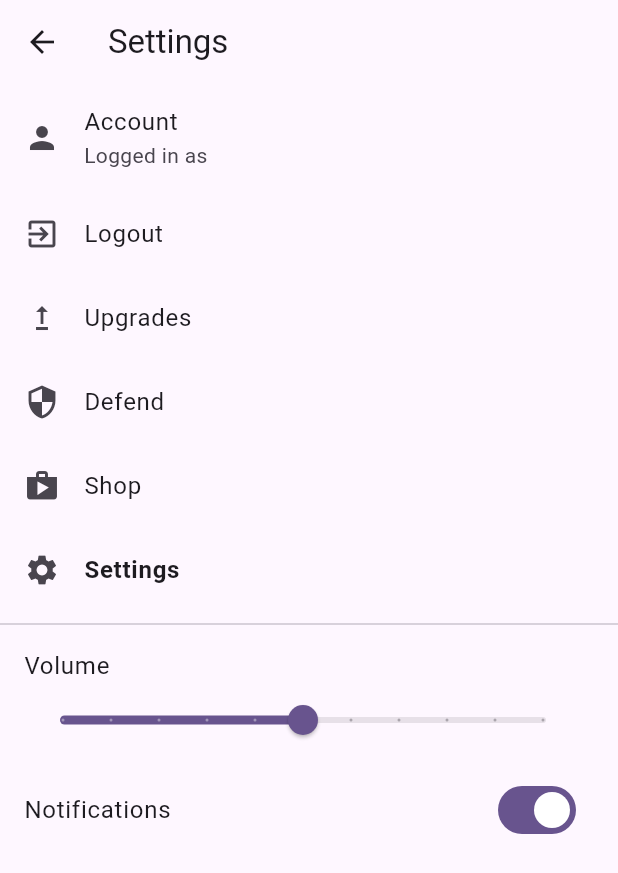
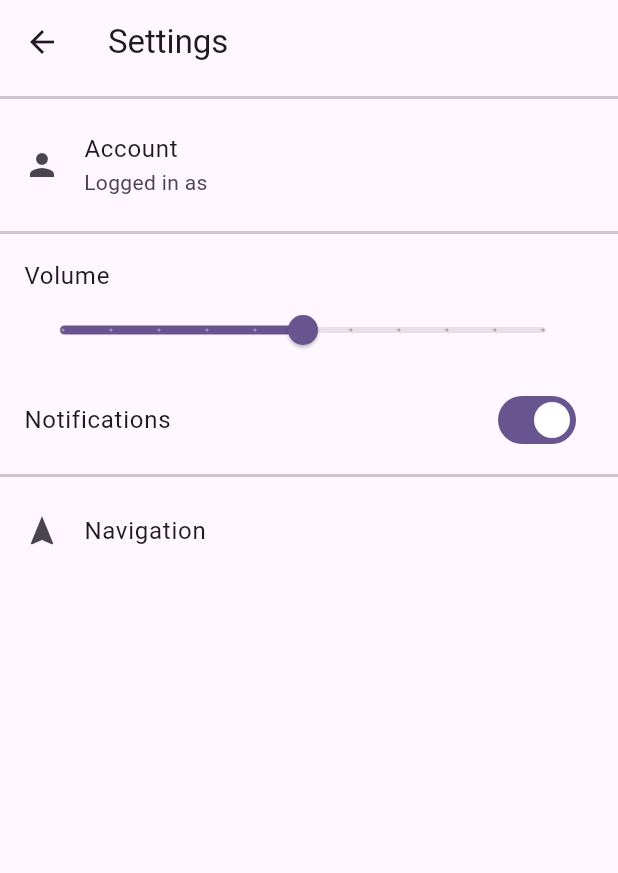
Before and after one commit to CSCI4100U/mobile-group-project-2023-olly-chris-and-more, a Flutter app: the SettingsPage screen opened by its route, on a phone screen of 412 x 824 dp. Shown: the top 873 px of the screen. Run offline on Flutter 3.47's test engine with Material 3 defaults, Android fonts, the phone set to English and light mode, and no system bars; our stand-ins replace audioplayers, firebase_auth, firebase_core, flutter_local_notifications, sqflite; missing offline and left inert: flame, flame_tiled; accounts and stored records are empty.

Commit message:
remaining: account

```diff
--- a/final_barnyard_defenders/lib/omed_work/mainsettings.dart
+++ b/final_barnyard_defenders/lib/omed_work/mainsettings.dart
@@ -2,6 +2,8 @@ import 'package:flutter/material.dart';
 import 'package:firebase_auth/firebase_auth.dart';
 import 'package:flutter_local_notifications/flutter_local_notifications.dart';
 import 'package:audioplayers/audioplayers.dart';
+import 'package:final_barnyard_defenders/store_page.dart';
+import 'package:final_barnyard_defenders/game_page.dart'; // Import the GamePage
 
 class SettingsPage extends StatefulWidget {
   @override
@@ -12,6 +14,7 @@ class _SettingsPageState extends State<SettingsPage> {
   double _volume = 0.5;
   bool _notifications = true;
   User? _user; // Firebase user
+  bool _isNavigationExpanded = false;
 
   FlutterLocalNotificationsPlugin flutterLocalNotificationsPlugin =
       FlutterLocalNotificationsPlugin();
@@ -82,9 +85,6 @@ class _SettingsPageState extends State<SettingsPage> {
       // Play background music
       _audioPlayer.play('assets/music/Powerful-Trap-(chosic.com).mp3' as Source);
 
-
-
-
       // Show notification after successful login
       await _showNotification();
     } catch (e) {
@@ -119,6 +119,7 @@ class _SettingsPageState extends State<SettingsPage> {
       ),
       body: Column(
         children: <Widget>[
+          _buildSectionOutline(),
           ListTile(
             title: Text('Account'),
             leading: Icon(Icons.person),
@@ -128,42 +129,7 @@ class _SettingsPageState extends State<SettingsPage> {
                 : null,
             onTap: _user == null ? _signIn : null,
           ),
-          if (_user != null)
-            ListTile(
-              title: Text('Logout'),
-              leading: Icon(Icons.exit_to_app),
-              onTap: _signOut,
-            ),
-          ListTile(
-            title: Text('Upgrades'),
-            leading: Icon(Icons.upgrade),
-            onTap: () {
-              // Navigate to upgrades page
-            },
-          ),
-          ListTile(
-            title: Text('Defend'),
-            leading: Icon(Icons.security),
-            onTap: () {
-              // Navigate to defend settings page
-            },
-          ),
-          ListTile(
-            title: Text('Shop'),
-            leading: Icon(Icons.shop),
-            onTap: () {
-              // Navigate to shop page
-            },
-          ),
-          ListTile(
-            title: Text('Settings',
-                style: TextStyle(fontWeight: FontWeight.bold)),
-            leading: Icon(Icons.settings),
-            onTap: () {
-              // Navigate to shop page
-            },
-          ),
-          Divider(),
+          _buildSectionOutline(),
           ListTile(
             title: Text('Volume'),
             subtitle: Slider(
@@ -190,8 +156,61 @@ class _SettingsPageState extends State<SettingsPage> {
               },
             ),
           ),
+          _buildSectionOutline(),
+          ListTile(
+            title: Text('Navigation'),
+            leading: Icon(Icons.navigation),
+            onTap: () {
+              setState(() {
+                _isNavigationExpanded = !_isNavigationExpanded;
+              });
+            },
+          ),
+          if (_isNavigationExpanded) ...[
+            ListTile(
+              title: Text('Upgrades'),
+              leading: Icon(Icons.upgrade),
+              onTap: () {
+                // Navigate to the upgrades page
+              },
+            ),
+            ListTile(
+              title: Text('Defend'),
+              leading: Icon(Icons.security),
+              onTap: () {
+                // Navigate to the game page
+                Navigator.push(
+                  context,
+                  MaterialPageRoute(builder: (context) => GamePage()),
+                );
+              },
+            ),
+            ListTile(
+              title: Text('Shop'),
+              leading: Icon(Icons.shop),
+              onTap: () {
+                // Navigate to the StorePage when Shop is tapped
+                Navigator.push(
+                  context,
+                  MaterialPageRoute(builder: (context) => StorePage(title: 'Store')),
+                );
+              },
+            ),
+          ],
         ],
       ),
     );
   }
+
+  Widget _buildSectionOutline() {
+    return Container(
+      margin: const EdgeInsets.symmetric(vertical: 8.0),
+      decoration: BoxDecoration(
+        border: Border(
+          top: BorderSide(color: Colors.black.withOpacity(0.2)),
+          bottom: BorderSide(color: Colors.black.withOpacity(0.2)),
+        ),
+      ),
+    );
   }
+}
```
Lines whose indentation alone changed are shown as unchanged.
